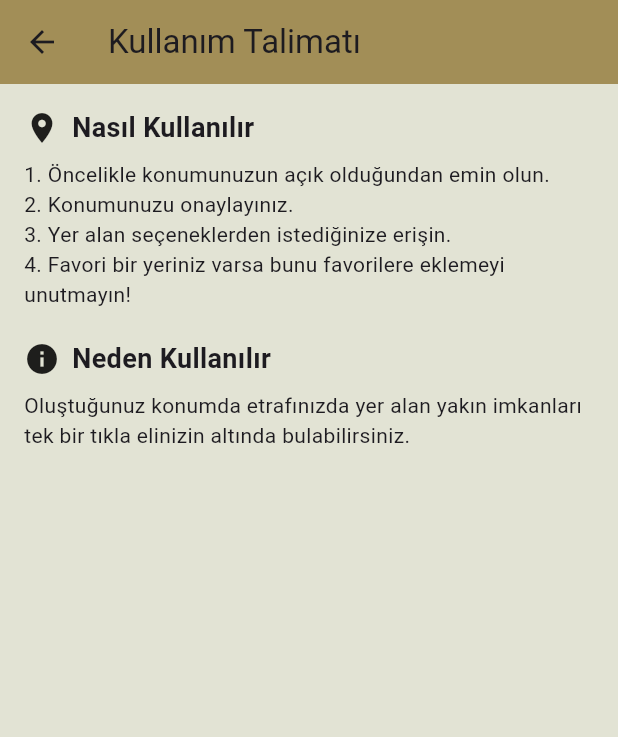
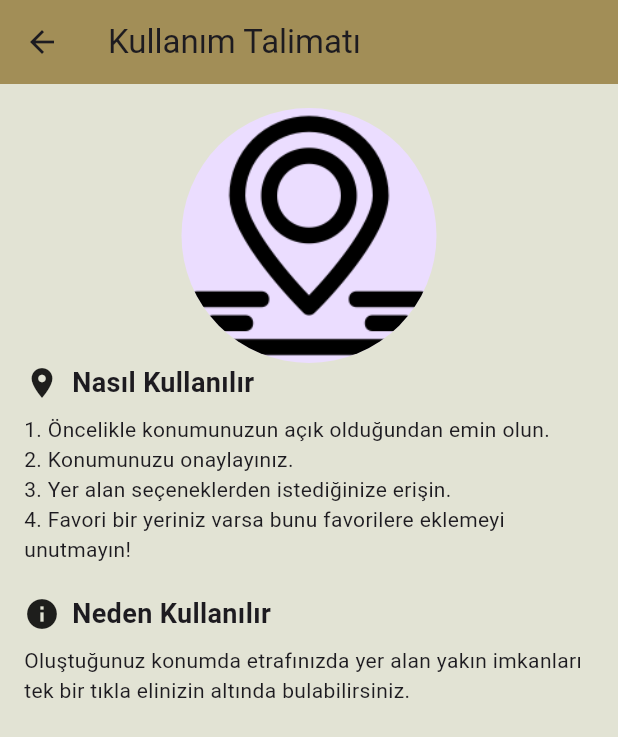
Before and after one commit to farukdidin25/inspire_gyms, a Flutter app: the screen it shows after launch, item 2 of the bottom bar chosen, in the side drawer, after a tap on "Nasıl Kullanılır", on a phone screen of 412 x 824 dp. Shown: the top 737 px of the screen. Run offline on Flutter 3.47's test engine with Material 3 defaults, Android fonts, the phone set to English and light mode, and no system bars; our stand-ins replace geocoding, geolocator, google_maps_flutter, google_nav_bar, shared_preferences.

Commit message:
inspire gym finished

```diff
--- a/lib/main.dart
+++ b/lib/main.dart
@@ -21,7 +21,7 @@ class MyApp extends StatelessWidget {
         colorScheme: ColorScheme.fromSeed(seedColor: Colors.deepPurple),
         useMaterial3: true,
       ),
-      home: const EntryPoint(),
+      home:  const EntryPoint(),
     );
   }
 }
--- a/lib/screens/favorites_page.dart
+++ b/lib/screens/favorites_page.dart
@@ -10,7 +10,7 @@ class FavoritesPage extends StatelessWidget {
   Widget build(BuildContext context) {
     return Scaffold(
       appBar: AppBar(
-        title: const Text('Favorites'),
+        title: const Text('Favoriler'),
         backgroundColor: AppColors.backgroundColor,
       ),
       body: FutureBuilder<List<String>>(
@@ -25,7 +25,7 @@ class FavoritesPage extends StatelessWidget {
               List<String>? favoriteGyms = snapshot.data;
 
               if (favoriteGyms == null || favoriteGyms.isEmpty) {
-                return const Center(child: Text('No favorite gyms yet!'));
+                return const Center(child: Text('Şimdilik Favori Gym Yok !'));
               }
 
               return ListView.builder(
--- a/lib/screens/gym_detail_page.dart
+++ b/lib/screens/gym_detail_page.dart
@@ -35,9 +35,9 @@ class GymDetailPage extends StatelessWidget {
             const SizedBox(height: 20),
             Text(
               '${gym['name']}',
-              style: const TextStyle(fontSize: 18, fontWeight: FontWeight.bold),
+              style: const TextStyle(fontSize: 24, fontWeight: FontWeight.bold),
             ),
-            const SizedBox(height: 10),
+            const SizedBox(height: 12),
             Text(
               'Address: ${gym['address'] ?? 'No address'}',
               style: const TextStyle(fontSize: 16),
--- a/lib/screens/home_page.dart
+++ b/lib/screens/home_page.dart
@@ -139,7 +139,7 @@ class _HomePageState extends State<HomePage> {
             padding: const EdgeInsets.all(8.0),
             child: TextField(
               decoration: const InputDecoration(
-                hintText: 'Search...',
+                hintText: 'Arama...',
                 prefixIcon: Icon(Icons.search),
               ),
               onChanged: _updateFilteredGyms,
--- a/lib/screens/howto_page.dart
+++ b/lib/screens/howto_page.dart
@@ -16,6 +16,12 @@ class HowTo extends StatelessWidget {
         child: Column(
           crossAxisAlignment: CrossAxisAlignment.start,
           children: [
+            const Center(
+              child: CircleAvatar(
+                radius: 85,
+                backgroundImage: AssetImage('assets/icons/location.png'), // Fotoğraf dosyanızın yolu
+              ),
+            ),
             buildInstructionSection(
               icon: Icons.location_on,
               title: 'Nasıl Kullanılır',
--- a/lib/screens/info_page.dart
+++ b/lib/screens/info_page.dart
@@ -19,7 +19,6 @@ class InfoPage extends StatelessWidget {
           crossAxisAlignment: CrossAxisAlignment.start,
           children: [
             const Center(
-              // Bu kısımda kendi fotoğrafınızı ekleyin
               child: CircleAvatar(
                 radius: 85,
                 backgroundImage: AssetImage('assets/images/profil.jpeg'), // Fotoğraf dosyanızın yolu
--- a/lib/widgets/entry_point.dart
+++ b/lib/widgets/entry_point.dart
@@ -38,7 +38,7 @@ class _EntryPointState extends State<EntryPoint> {
       bottomNavigationBar: Container(
         color: AppColors.quaternaryColor,
         child: Padding(
-          padding: const EdgeInsets.symmetric(horizontal: 15, vertical: 10),
+          padding: const EdgeInsets.symmetric(horizontal: 15, vertical: 8),
           child: GNav(
             backgroundColor: AppColors.quaternaryColor,
             color: AppColors.secondaryColor,
```
Also changed, not shown: pubspec.yaml (line endings or trailing spaces).
